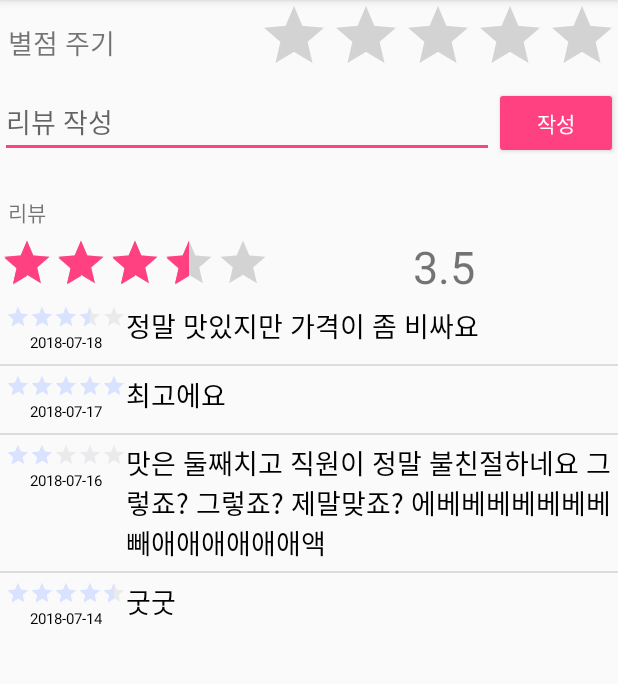
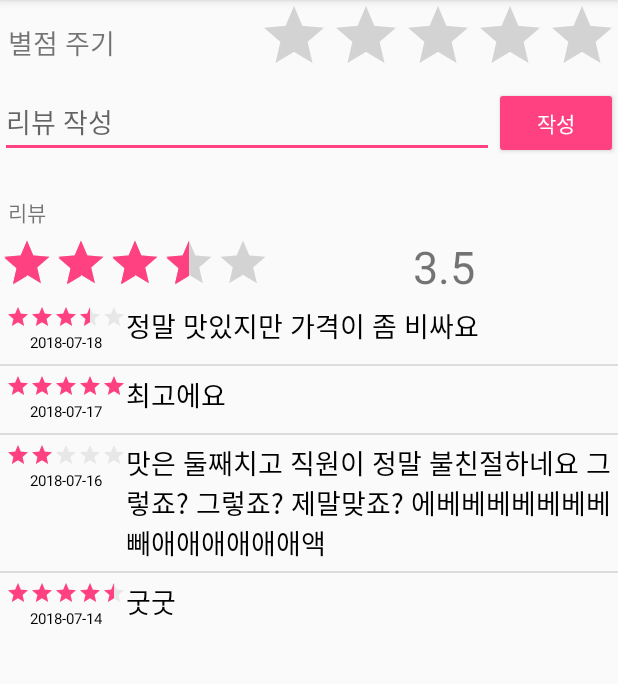
Before and after one commit to CLUG-kr/momukji, an Android app: the RestaurantRatingList screen opened directly, with no data from a screen before it, on a phone screen of 412 x 824 dp, the part 84-768 px from its top. Run offline under Robolectric (Android 15) with nearby library versions, the phone set to English and light mode, and no system bars.

Commit message:
Fix RatingBar Error by SDK version change to 21

```diff
--- a/app/build.gradle
+++ b/app/build.gradle
@@ -4,8 +4,8 @@ android {
     compileSdkVersion 28
     defaultConfig {
         applicationId "kr.clug.momukji"
-        minSdkVersion 16
-        targetSdkVersion 16
+        minSdkVersion 21
+        targetSdkVersion 21
         versionCode 1
         versionName "1.0"
         testInstrumentationRunner "android.support.test.runner.AndroidJUnitRunner"
--- a/app/src/main/res/layout/activity_restaurant_rating_list_item.xml
+++ b/app/src/main/res/layout/activity_restaurant_rating_list_item.xml
@@ -21,10 +21,13 @@
         <RatingBar
             android:id="@+id/restaurantRating"
             style="@style/Base.Widget.AppCompat.RatingBar.Small"
-            android:layout_width="80dp"
+            android:layout_width="wrap_content"
             android:layout_height="wrap_content"
             android:numStars="5"
-            android:rating="3.5" />
+            android:rating="3.3"
+            android:secondaryProgressTint="#00000000"
+            android:stepSize="0.01"
+            android:theme="@style/CustomRatingBar" />
 
         <TextView
             android:id="@+id/restRatingDate"
```
Also changed, not shown: app/src/main/res/layout/activity_restaurant_info.xml (+4 -3 lines), app/src/main/res/layout/restaurant_item.xml (+4 -3 lines).
